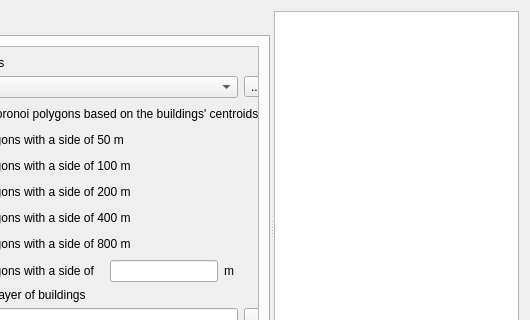
Qt form UI/visualization_clean.ui (ishusterman/tau_net_calc) before a commit; both pictures show x 149 to 679 and y 0 to 320 of the 679 by 503 pixel window.
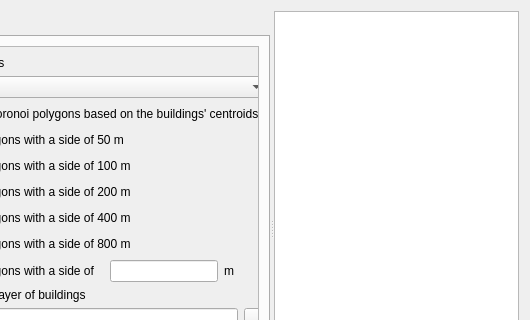
The same form after that commit. Custom widgets are drawn as their Qt base class.

```diff
--- a/UI/visualization_clean.ui
+++ b/UI/visualization_clean.ui
@@ -111,13 +111,6 @@
                 <item>
                  <widget class="QgsMapLayerComboBox" name="cmbLayers"/>
                 </item>
-                <item>
-                 <widget class="QToolButton" name="toolButtonBuildings">
-                  <property name="text">
-                   <string>...</string>
-                  </property>
-                 </widget>
-                </item>
                </layout>
               </item>
               <item row="9" column="0">
```
